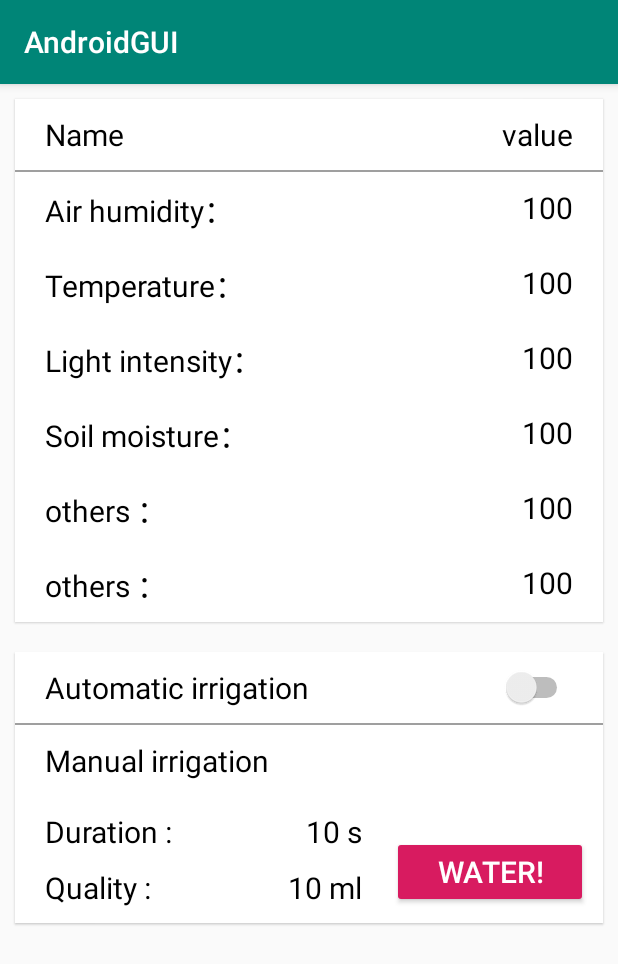
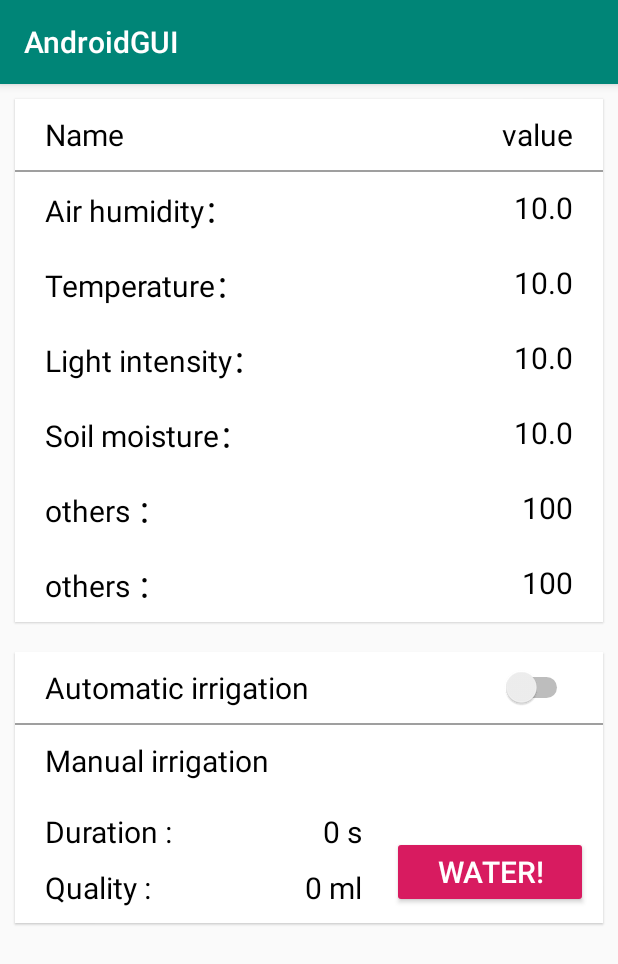
Before and after one commit to Heath-Web/Netp-plant, an Android app: the screen it shows after launch (MainActivity), on a phone screen of 412 x 824 dp. Shown: the top 964 px of the screen. Run offline under Robolectric (Android 15) with nearby library versions, the phone set to English and light mode, and no system bars.

Commit message:
Add back-end of the App. Add Listener to Button and Switch

```diff
--- a/AndroidGUI/app/src/main/AndroidManifest.xml
+++ b/AndroidGUI/app/src/main/AndroidManifest.xml
@@ -3,6 +3,7 @@
     package="com.example.androidgui">
 
     <application
+        android:name=".MainApplication"
         android:allowBackup="true"
         android:icon="@mipmap/ic_launcher"
         android:label="@string/app_name"
--- a/AndroidGUI/app/src/main/java/com/example/androidgui/MainActivity.java
+++ b/AndroidGUI/app/src/main/java/com/example/androidgui/MainActivity.java
@@ -1,14 +1,88 @@
 package com.example.androidgui;
 
 import androidx.appcompat.app.AppCompatActivity;
+import android.os.Bundle;
+import android.view.View;
+import android.widget.Button;
+import android.widget.CompoundButton;
+import android.widget.Switch;
+import android.widget.TextView;
 
-import android.os.Bundle;
-
-public class MainActivity extends AppCompatActivity {
+public class MainActivity extends AppCompatActivity implements View.OnClickListener, CompoundButton.OnCheckedChangeListener {
+    private final static String TAG = "MainActivity";
+    private TextView tv_humidity_value;
+    private TextView tv_temperature_value;
+    private TextView tv_moisture_value;
+    private TextView tv_light_value;
+    private TextView tv_quality_value;
+    private TextView tv_duration_value;
+    private Button bt_water;
+    private Switch sw_auto_irrigation;
 
     @Override
     protected void onCreate(Bundle savedInstanceState) {
         super.onCreate(savedInstanceState);
         setContentView(R.layout.activity_main);
+
+        tv_humidity_value = findViewById(R.id.tv_humidity_value);
+        tv_temperature_value = findViewById(R.id.tv_temperature_value);
+        tv_moisture_value = findViewById(R.id.tv_moisture_value);
+        tv_light_value = findViewById(R.id.tv_light_value);
+        tv_quality_value = findViewById(R.id.tv_quality_value);
+        tv_duration_value = findViewById(R.id.tv_duration_value);
+        bt_water = findViewById(R.id.bt_water);
+        sw_auto_irrigation = findViewById(R.id.sw_auto_irrigation);
+    }
+
+    @Override
+    protected void onResume() {
+        super.onResume();
+        LoadData();
+
+        tv_humidity_value.setText(String.valueOf(MainApplication.getInstance().data.humidity));
+        tv_temperature_value.setText(String.valueOf(MainApplication.getInstance().data.temperature));
+        tv_moisture_value.setText(String.valueOf(MainApplication.getInstance().data.moisture));
+        tv_light_value.setText(String.valueOf(MainApplication.getInstance().data.light));
+        tv_quality_value.setText("0 ml");
+        tv_duration_value.setText("0 s");
+        bt_water.setOnClickListener(this);
+        sw_auto_irrigation.setOnCheckedChangeListener(this);
+
+    }
+
+    private void LoadData(){
+        //recieve data from  Pi here through UDP
+
+
+        //set value
+        MainApplication.getInstance().data.humidity = Float.valueOf(10);
+        MainApplication.getInstance().data.moisture = Float.valueOf(10);
+        MainApplication.getInstance().data.light = Float.valueOf(10);
+        MainApplication.getInstance().data.temperature = Float.valueOf(10);
+
+    }
+
+    @Override
+    public void onClick(View v) {
+        if (v.getId() == R.id.bt_water){
+            if (((Button)v).getText().equals("Water!")){
+                ((Button)v).setText("Stop");
+                //open pump
+
+                // refresh quality and duration
+
+            }else if (((Button)v).getText().equals("Stop")){
+                ((Button)v).setText("Water!");
+                //close pump
+
+                // refresh quality and duration
+
+            }
+        }
+    }
+
+    @Override
+    public void onCheckedChanged(CompoundButton buttonView, boolean isChecked) {
+        // auto
     }
 }
--- /dev/null
+++ b/AndroidGUI/app/src/main/java/com/example/androidgui/MainApplication.java
@@ -0,0 +1,25 @@
+package com.example.androidgui;
+
+import android.app.Application;
+
+public class MainApplication extends Application {
+    private static MainApplication mApp;
+    public Data data = new Data();
+
+    public static MainApplication getInstance(){
+        return mApp;
+    }
+
+    public class Data{
+        public Float humidity;
+        public Float temperature;
+        public Float moisture;
+        public Float light;
+    }
+
+    @Override
+    public void onCreate() {
+        super.onCreate();
+        mApp = this;
+    }
+}
--- a/AndroidGUI/app/src/main/res/layout/activity_main.xml
+++ b/AndroidGUI/app/src/main/res/layout/activity_main.xml
@@ -52,7 +52,7 @@
             android:layout_height="wrap_content">
 
             <TextView
-                android:id="@+id/tv_1"
+                android:id="@+id/tv_humidity"
                 android:layout_width="wrap_content"
                 android:layout_height="wrap_content"
                 android:layout_marginTop="@dimen/item_margin_TopBottom"
@@ -63,7 +63,7 @@
                 android:textColor="@color/Black"/>
 
             <TextView
-                android:id="@+id/tv_1_value"
+                android:id="@+id/tv_humidity_value"
                 android:layout_width="wrap_content"
                 android:layout_height="wrap_content"
                 android:layout_marginTop="@dimen/item_margin_TopBottom"
@@ -81,7 +81,7 @@
             android:layout_height="wrap_content">
 
             <TextView
-                android:id="@+id/tv_2"
+                android:id="@+id/tv_temperature"
                 android:layout_width="wrap_content"
                 android:layout_height="wrap_content"
                 android:layout_marginTop="@dimen/item_margin_TopBottom"
@@ -92,7 +92,7 @@
                 android:textColor="@color/Black"/>
 
             <TextView
-                android:id="@+id/tv_2_value"
+                android:id="@+id/tv_temperature_value"
                 android:layout_width="wrap_content"
                 android:layout_height="wrap_content"
                 android:layout_marginTop="@dimen/item_margin_TopBottom"
@@ -110,7 +110,7 @@
             android:layout_height="wrap_content">
 
             <TextView
-                android:id="@+id/tv_3"
+                android:id="@+id/tv_light"
                 android:layout_width="wrap_content"
                 android:layout_height="wrap_content"
                 android:layout_marginTop="@dimen/item_margin_TopBottom"
@@ -121,7 +121,7 @@
                 android:textColor="@color/Black"/>
 
             <TextView
-                android:id="@+id/tv_3_value"
+                android:id="@+id/tv_light_value"
                 android:layout_width="wrap_content"
                 android:layout_height="wrap_content"
                 android:layout_marginTop="@dimen/item_margin_TopBottom"
@@ -139,7 +139,7 @@
             android:layout_height="wrap_content">
 
             <TextView
-                android:id="@+id/tv_4"
+                android:id="@+id/tv_moisture"
                 android:layout_width="wrap_content"
                 android:layout_height="wrap_content"
                 android:layout_marginTop="@dimen/item_margin_TopBottom"
@@ -150,7 +150,7 @@
                 android:textColor="@color/Black"/>
 
             <TextView
-                android:id="@+id/tv_4_value"
+                android:id="@+id/tv_moisture_value"
                 android:layout_width="wrap_content"
                 android:layout_height="wrap_content"
                 android:layout_marginTop="@dimen/item_margin_TopBottom"
@@ -236,7 +236,7 @@
             android:layout_height="wrap_content">
 
             <TextView
-                android:id="@+id/tv_7"
+                android:id="@+id/tv_auto_irrigation"
                 android:layout_width="wrap_content"
                 android:layout_height="wrap_content"
                 android:layout_marginTop="@dimen/item_margin_TopBottom"
@@ -247,6 +247,7 @@
                 android:textColor="@color/Black"/>
 
             <Switch
+                android:id="@+id/sw_auto_irrigation"
                 android:layout_width="wrap_content"
                 android:layout_height="wrap_content"
                 android:layout_alignParentRight="true"
```
